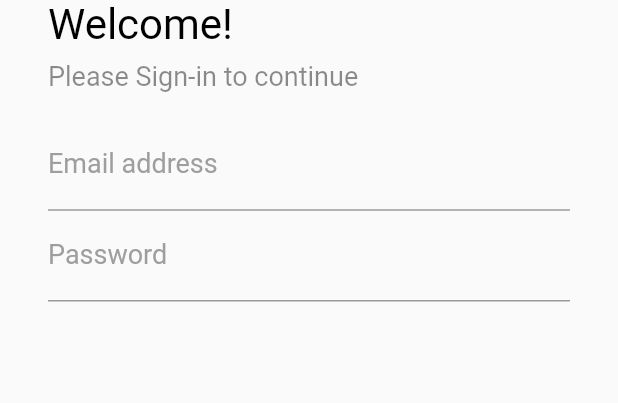
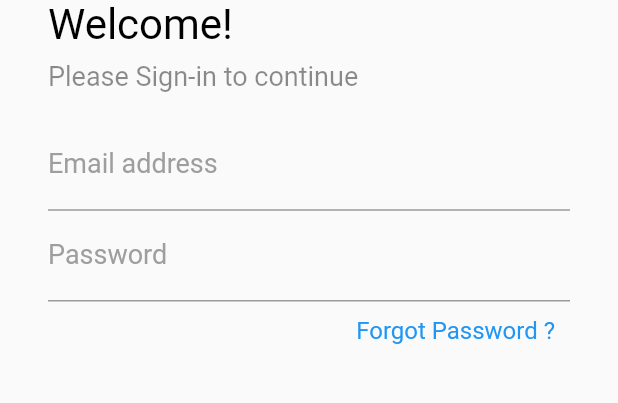
Before and after one commit to VBT-Intership/ESS-LoginDesign, a Flutter app: the screen it shows after launch, on a phone screen of 412 x 824 dp, the part 183-586 px from its top. Run offline on Flutter 3.47's test engine with Material 2 defaults, Android fonts, the phone set to English and light mode, and no system bars.

Commit message:
Forgot Password label added

```diff
--- a/flutter_login/lib/loginpage.dart
+++ b/flutter_login/lib/loginpage.dart
@@ -38,9 +38,31 @@ class _LoginViewState extends State<LoginView> {
               WelcomeTitle(),
               SigninTitle(),
               EmailInput(),
-              PasswordInput()
+              PasswordInput(),
+              ForgotPasswordTitle(),
             ],
           ),
+        ),
+      ),
+    );
+  }
+}
+
+class ForgotPasswordTitle extends StatelessWidget {
+  const ForgotPasswordTitle({
+    Key key,
+  }) : super(key: key);
+
+  @override
+  Widget build(BuildContext context) {
+    return Container(
+      alignment: Alignment.centerRight,
+      margin: const EdgeInsets.all(10),
+      child: Text(
+        "Forgot Password ?",
+        style: TextStyle(
+          color: Colors.blue,
+          fontSize: 16.0,
         ),
       ),
     );
```
